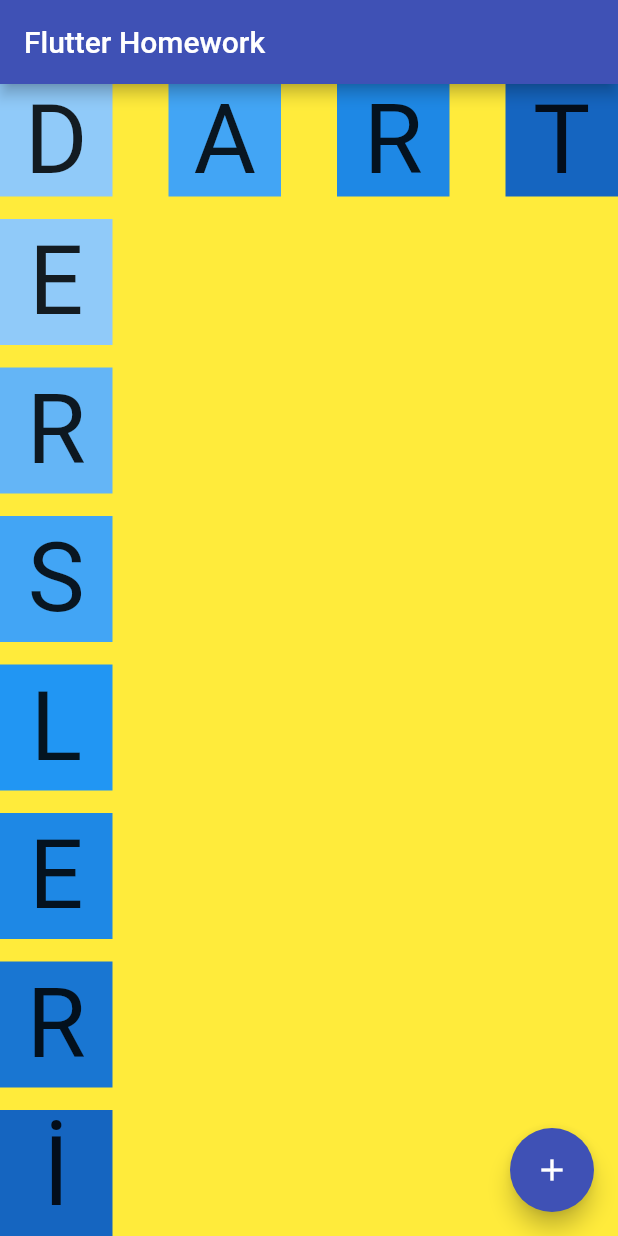
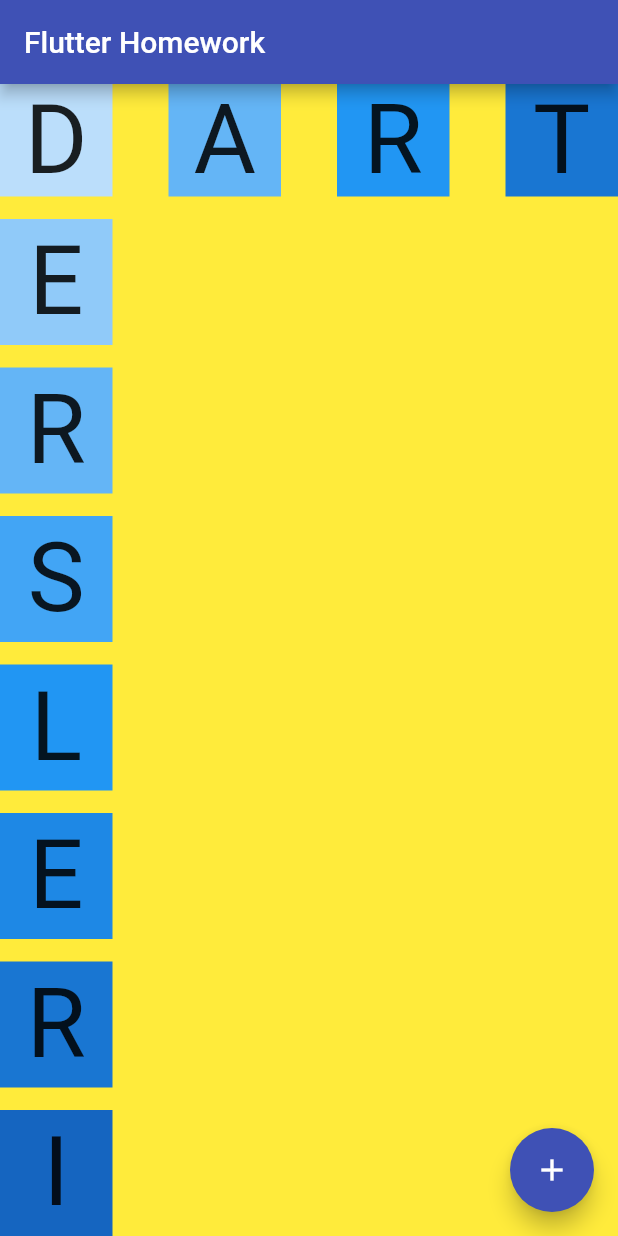
Before and after one commit to Oanar06/widget_concept, a Flutter app: the screen it shows after launch, on a phone screen of 412 x 824 dp. Run offline on Flutter 3.47's test engine with Material 2 defaults, Android fonts, the phone set to English and light mode, and no system bars.

Commit message:
Widget_Concept

```diff
--- a/flutter_ilk_proje/lib/main.dart
+++ b/flutter_ilk_proje/lib/main.dart
@@ -15,50 +15,29 @@
   }
 }
 
+Container containerOlustur(String harf, Color renk, {double margin=0}) {
+  return Container(
+    width: 75,
+    height: 75,
+    alignment: Alignment.center,
+    margin: EdgeInsets.only(top: margin),
+    color:renk,
+    child: Text(
+      harf,
+      style: TextStyle(fontSize: 64),
+    ),
+  );
+}
+
 Row dartRowunuOlustur() {
   return Row(
     mainAxisAlignment: MainAxisAlignment.spaceBetween,
     children: [
-      Container(
-        width: 75,
-        height: 75,
-        alignment: Alignment.center,
-        color: Colors.blue.shade200,
-        child: Text(
-          'D',
-          style: TextStyle(fontSize: 64),
-        ),
-      ),
-      Container(
-        width: 75,
-        height: 75,
-        alignment: Alignment.center,
-        color: Colors.blue.shade400,
-        child: Text(
-          'A',
-          style: TextStyle(fontSize: 64),
-        ),
-      ),
-      Container(
-        width: 75,
-        height: 75,
-        alignment: Alignment.center,
-        color: Colors.blue.shade600,
-        child: Text(
-          'R',
-          style: TextStyle(fontSize: 64),
-        ),
-      ),
-      Container(
-        width: 75,
-        height: 75,
-        alignment: Alignment.center,
-        color: Colors.blue.shade800,
-        child: Text(
-          'T',
-          style: TextStyle(fontSize: 64),
-        ),
-      ),
+     containerOlustur('D', Colors.blue.shade100),
+     containerOlustur('A', Colors.blue.shade300),
+     containerOlustur('R', Colors.blue.shade500),
+     containerOlustur('T', Colors.blue.shade700),
+
     ],
   );
 }
@@ -68,95 +47,25 @@
     mainAxisAlignment: MainAxisAlignment.spaceAround,
     children: [
       Expanded(
-        child: Container(
-          width: 75,
-          height: 75,
-          alignment: Alignment.center,
-          margin: EdgeInsets.only(top: 15),
-          color: Colors.blue.shade200,
-          child: Text(
-            'E',
-            style: TextStyle(fontSize: 64),
-          ),
-        ),
+        child: containerOlustur('E', Colors.blue.shade200, margin: 15),
       ),
       Expanded(
-        child: Container(
-          width: 75,
-          height: 75,
-          alignment: Alignment.center,
-          margin: EdgeInsets.only(top: 15),
-          color: Colors.blue.shade300,
-          child: Text(
-            'R',
-            style: TextStyle(fontSize: 64),
-          ),
-        ),
+        child: containerOlustur('R', Colors.blue.shade300, margin: 15),
       ),
       Expanded(
-        child: Container(
-          width: 75,
-          height: 75,
-          alignment: Alignment.center,
-          margin: EdgeInsets.only(top: 15),
-          color: Colors.blue.shade400,
-          child: Text(
-            'S',
-            style: TextStyle(fontSize: 64),
-          ),
-        ),
+        child: containerOlustur('S', Colors.blue.shade400, margin: 15),
       ),
       Expanded(
-        child: Container(
-          width: 75,
-          height: 75,
-          alignment: Alignment.center,
-          margin: EdgeInsets.only(top: 15),
-          color: Colors.blue.shade500,
-          child: Text(
-            'L',
-            style: TextStyle(fontSize: 64),
-          ),
-        ),
+        child: containerOlustur('L', Colors.blue.shade500, margin: 15),
       ),
       Expanded(
-        child: Container(
-          width: 75,
-          height: 75,
-          alignment: Alignment.center,
-          margin: EdgeInsets.only(top: 15),
-          color: Colors.blue.shade600,
-          child: Text(
-            'E',
-            style: TextStyle(fontSize: 64),
-          ),
-        ),
+        child: containerOlustur('E', Colors.blue.shade600, margin: 15),
       ),
       Expanded(
-        child: Container(
-          width: 75,
-          height: 75,
-          alignment: Alignment.center,
-          margin: EdgeInsets.only(top: 15),
-          color: Colors.blue.shade700,
-          child: Text(
-            'R',
-            style: TextStyle(fontSize: 64),
-          ),
-        ),
+        child: containerOlustur('R', Colors.blue.shade700, margin: 15),
       ),
       Expanded(
-        child: Container(
-          width: 75,
-          height: 75,
-          alignment: Alignment.center,
-          margin: EdgeInsets.only(top: 15),
-          color: Colors.blue.shade800,
-          child: Text(
-            'İ',
-            style: TextStyle(fontSize: 64),
-          ),
-        ),
+        child: containerOlustur('I', Colors.blue.shade800, margin: 15),
       ),
     ],
   );
```
